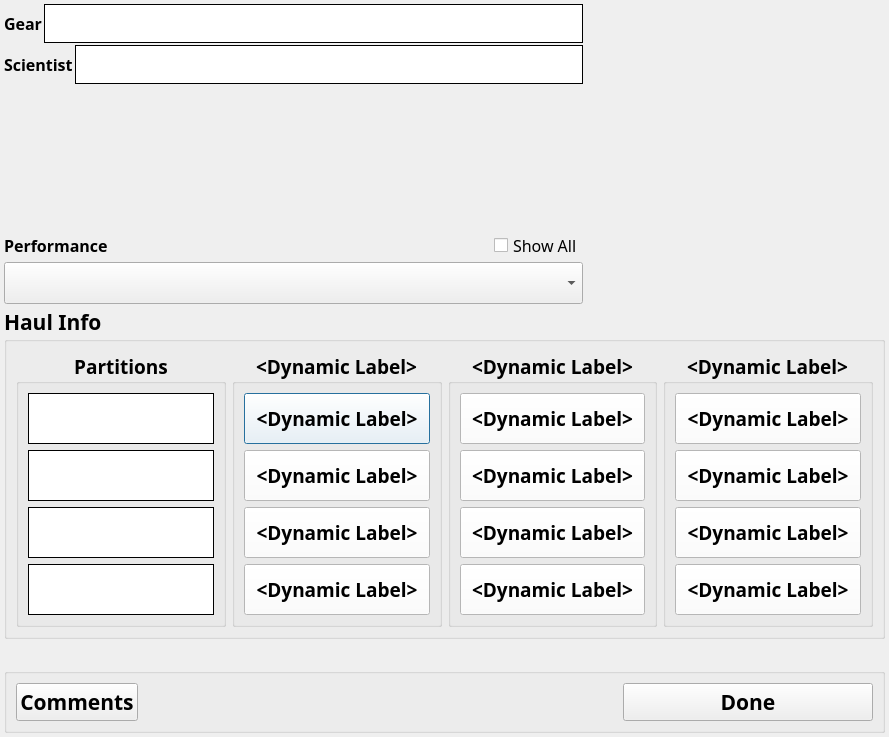
Qt form ui/CLAMSHaul.ui (aliciabillings-noaa/CLAMS) before a commit.
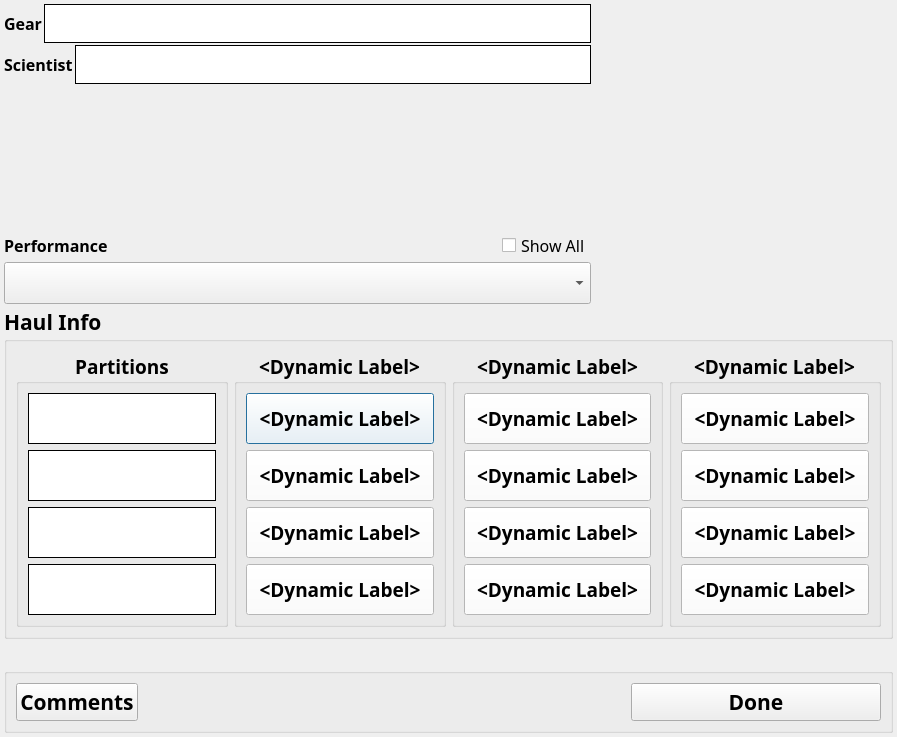
The same form after that commit.

Commit message: set fonts to Arial Black

What changed in the file:
```diff
--- a/ui/CLAMSHaul.ui
+++ b/ui/CLAMSHaul.ui
@@ -9,7 +9,7 @@
    <rect>
     <x>0</x>
     <y>0</y>
-    <width>889</width>
+    <width>897</width>
     <height>737</height>
    </rect>
   </property>
@@ -259,7 +259,10 @@
        </property>
        <property name="font">
         <font>
+         <family>Arial Black</family>
          <pointsize>12</pointsize>
+         <weight>75</weight>
+         <bold>true</bold>
         </font>
        </property>
        <property name="frameShape">
```
The commit also changes 42 other files.
